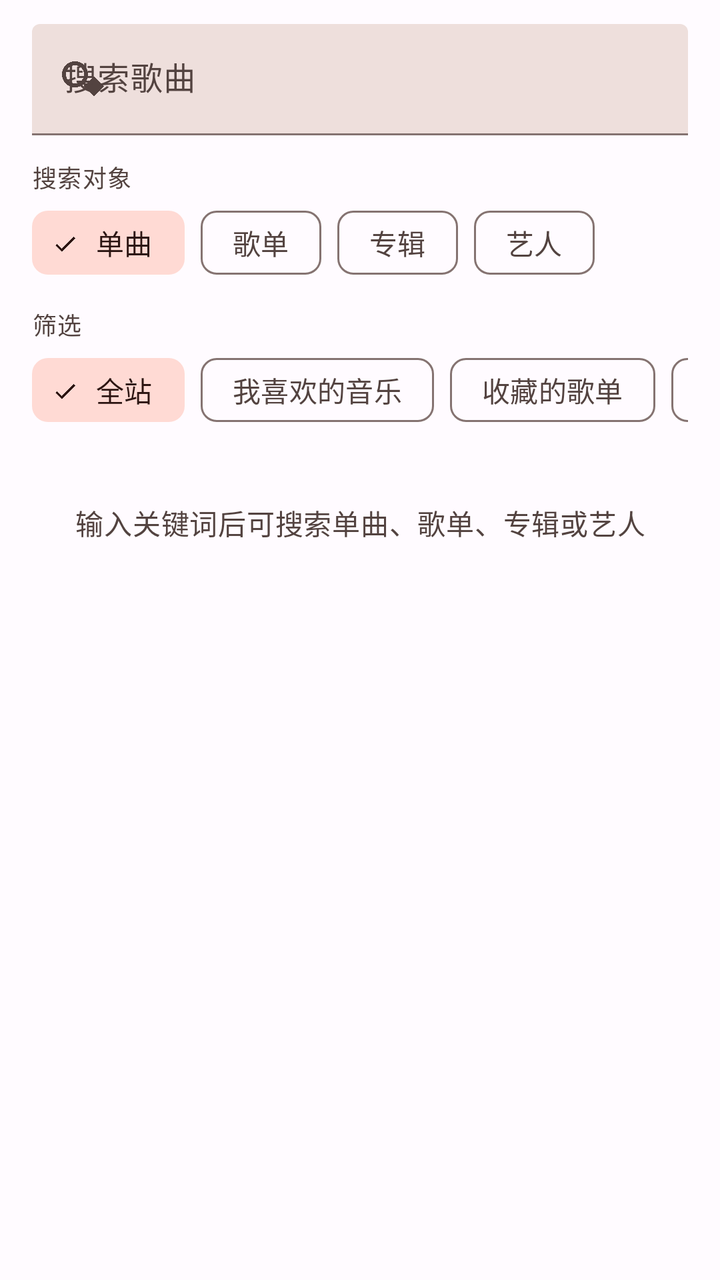
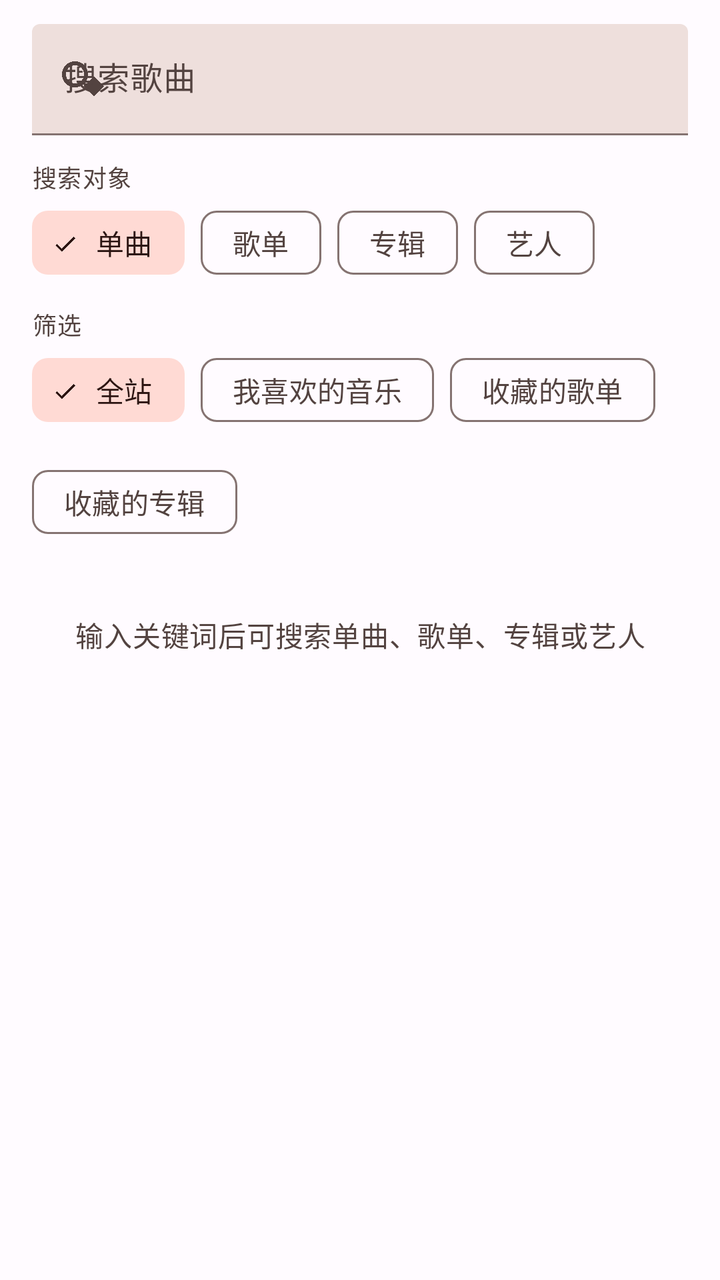

Compare the two renders of this Android layout. The source of the first and the diff that turns it into the second are given below.
<!-- AndroidManifest.xml: application theme Theme.LiteMusic -->
<!-- res/layout/fragment_search.xml -->
<?xml version="1.0" encoding="utf-8"?>
<LinearLayout xmlns:android="http://schemas.android.com/apk/res/android"
    xmlns:app="http://schemas.android.com/apk/res-auto"
    android:layout_width="match_parent"
    android:layout_height="match_parent"
    android:orientation="vertical"
    android:paddingStart="16dp"
    android:paddingTop="12dp"
    android:paddingEnd="16dp">

    <com.google.android.material.textfield.TextInputLayout
        android:id="@+id/search_layout"
        style="@style/Widget.Material3.TextInputLayout.FilledBox"
        android:layout_width="match_parent"
        android:layout_height="wrap_content"
        android:hint="@string/search_hint"
        app:startIconDrawable="@drawable/ic_search"
        app:startIconTint="?attr/colorOnSurfaceVariant">

        <com.google.android.material.textfield.TextInputEditText
            android:id="@+id/search_input"
            android:layout_width="match_parent"
            android:layout_height="wrap_content"
            android:imeOptions="actionSearch"
            android:inputType="text"
            android:maxLines="1"
            android:singleLine="true" />
    </com.google.android.material.textfield.TextInputLayout>

    <TextView
        android:id="@+id/label_search_object"
        android:layout_width="wrap_content"
        android:layout_height="wrap_content"
        android:layout_marginTop="12dp"
        android:text="@string/search_object"
        android:textAppearance="@style/TextAppearance.Material3.LabelMedium"
        android:textColor="?attr/colorOnSurfaceVariant" />

    
    <HorizontalScrollView
        android:id="@+id/type_scroll"
        android:layout_width="match_parent"
        android:layout_height="wrap_content"
        android:scrollbars="none">

        <com.google.android.material.chip.ChipGroup
            android:id="@+id/type_group"
            android:layout_width="wrap_content"
            android:layout_height="wrap_content"
            app:chipSpacingHorizontal="8dp"
            app:selectionRequired="true"
            app:singleLine="true"
            app:singleSelection="true">

            <com.google.android.material.chip.Chip
                android:id="@+id/chip_type_song"
                style="@style/Widget.Material3.Chip.Filter"
                android:layout_width="wrap_content"
                android:layout_height="wrap_content"
                android:checkable="true"
                android:checked="true"
                android:text="@string/type_song" />

            <com.google.android.material.chip.Chip
                android:id="@+id/chip_type_playlist"
                style="@style/Widget.Material3.Chip.Filter"
                android:layout_width="wrap_content"
                android:layout_height="wrap_content"
                android:checkable="true"
                android:text="@string/type_playlist" />

            <com.google.android.material.chip.Chip
                android:id="@+id/chip_type_album"
                style="@style/Widget.Material3.Chip.Filter"
                android:layout_width="wrap_content"
                android:layout_height="wrap_content"
                android:checkable="true"
                android:text="@string/type_album" />

            <com.google.android.material.chip.Chip
                android:id="@+id/chip_type_artist"
                style="@style/Widget.Material3.Chip.Filter"
                android:layout_width="wrap_content"
                android:layout_height="wrap_content"
                android:checkable="true"
                android:text="@string/type_artist" />
        </com.google.android.material.chip.ChipGroup>
    </HorizontalScrollView>

    <TextView
        android:id="@+id/label_search_filter"
        android:layout_width="wrap_content"
        android:layout_height="wrap_content"
        android:layout_marginTop="8dp"
        android:text="@string/search_filter"
        android:textAppearance="@style/TextAppearance.Material3.LabelMedium"
        android:textColor="?attr/colorOnSurfaceVariant" />

    
    <HorizontalScrollView
        android:id="@+id/scope_scroll"
        android:layout_width="match_parent"
        android:layout_height="wrap_content"
        android:scrollbars="none">

        <com.google.android.material.chip.ChipGroup
            android:id="@+id/scope_group"
            android:layout_width="wrap_content"
            android:layout_height="wrap_content"
            app:chipSpacingHorizontal="8dp"
            app:selectionRequired="true"
            app:singleLine="true"
            app:singleSelection="true">

            <com.google.android.material.chip.Chip
                android:id="@+id/chip_scope_all"
                style="@style/Widget.Material3.Chip.Filter"
                android:layout_width="wrap_content"
                android:layout_height="wrap_content"
                android:checkable="true"
                android:checked="true"
                android:text="@string/scope_all" />

            <com.google.android.material.chip.Chip
                android:id="@+id/chip_scope_liked"
                style="@style/Widget.Material3.Chip.Filter"
                android:layout_width="wrap_content"
                android:layout_height="wrap_content"
                android:checkable="true"
                android:text="@string/my_favorites" />

            <com.google.android.material.chip.Chip
                android:id="@+id/chip_scope_playlists"
                style="@style/Widget.Material3.Chip.Filter"
                android:layout_width="wrap_content"
                android:layout_height="wrap_content"
                android:checkable="true"
                android:text="@string/scope_my_playlists" />

            <com.google.android.material.chip.Chip
                android:id="@+id/chip_scope_albums"
                style="@style/Widget.Material3.Chip.Filter"
                android:layout_width="wrap_content"
                android:layout_height="wrap_content"
                android:checkable="true"
                android:text="@string/scope_my_albums" />
        </com.google.android.material.chip.ChipGroup>
    </HorizontalScrollView>

    <TextView
        android:id="@+id/empty_tip"
        android:layout_width="match_parent"
        android:layout_height="wrap_content"
        android:layout_marginTop="32dp"
        android:gravity="center"
        android:text="@string/search_home_tip"
        android:textAppearance="@style/TextAppearance.Material3.BodyMedium"
        android:textColor="?attr/colorOnSurfaceVariant" />

    <androidx.recyclerview.widget.RecyclerView
        android:id="@+id/recycler"
        android:layout_width="match_parent"
        android:layout_height="0dp"
        android:layout_marginTop="4dp"
        android:layout_weight="1"
        android:clipToPadding="false"
        android:paddingBottom="96dp" />
</LinearLayout>
<!-- resources referenced by this layout -->
<resources>
  <!-- drawable ic_search (drawable) -->
  <vector xmlns:android="http://schemas.android.com/apk/res/android"
      android:width="24dp" android:height="24dp"
      android:tint="?attr/colorOnSurfaceVariant"
      android:viewportWidth="24" android:viewportHeight="24">
      <path android:fillColor="@android:color/white" android:pathData="M15.5,14h-0.79l-0.28,-0.27C15.41,12.59 16,11.11 16,9.5 16,5.91 13.09,3 9.5,3S3,5.91 3,9.5 5.91,16 9.5,16c1.61,0 3.09,-0.59 4.23,-1.57l0.27,0.28v0.79l5,4.99 4.99,-5 -4.99,-5zM9.5,14C7.01,14 5,11.99 5,9.5S7.01,5 9.5,5 14,7.01 14,9.5 11.99,14 9.5,14z"/>
  </vector>
  <string name="my_favorites">我喜欢的音乐</string>
  <string name="scope_all">全站</string>
  <string name="scope_my_albums">收藏的专辑</string>
  <string name="scope_my_playlists">收藏的歌单</string>
  <string name="search_filter">筛选</string>
  <string name="search_hint">搜索歌曲</string>
  <string name="search_home_tip">输入关键词后可搜索单曲、歌单、专辑或艺人</string>
  <string name="search_object">搜索对象</string>
  <string name="type_album">专辑</string>
  <string name="type_artist">艺人</string>
  <string name="type_playlist">歌单</string>
  <string name="type_song">单曲</string>
  <style name="Theme.LiteMusic" parent="Theme.LiteMusic.Base">
          <item name="android:statusBarColor">@color/md_primary</item>
          <item name="android:navigationBarColor">@color/sys_nav_gray</item>
      </style>
  <color name="md_primary">#B3261E</color>
  <color name="sys_nav_gray">#616161</color>
  <color name="md_on_primary">#FFFFFF</color>
  <color name="md_primary_container">#FFDAD4</color>
  <color name="md_on_primary_container">#410002</color>
  <color name="md_secondary">#775651</color>
  <color name="md_on_secondary">#FFFFFF</color>
  <color name="md_secondary_container">#FFDAD4</color>
  <color name="md_on_secondary_container">#2C1512</color>
  <color name="md_tertiary">#705C2E</color>
  <color name="md_on_tertiary">#FFFFFF</color>
  <color name="md_tertiary_container">#FBDFA6</color>
  <color name="md_on_tertiary_container">#251A00</color>
  <color name="md_error">#BA1A1A</color>
  <color name="md_on_error">#FFFFFF</color>
  <color name="md_error_container">#FFDAD6</color>
  <color name="md_on_error_container">#410002</color>
  <color name="md_surface">#FFFBFF</color>
  <color name="md_on_surface">#201A19</color>
  <color name="md_surface_variant">#F5DDDA</color>
  <color name="md_on_surface_variant">#534340</color>
  <color name="md_surface_container_lowest">#FFFFFF</color>
  <color name="md_surface_container_low">#FFF8F7</color>
  <color name="md_surface_container">#FAF0EE</color>
  <color name="md_surface_container_high">#F4E5E2</color>
  <color name="md_surface_container_highest">#EEDFDC</color>
  <color name="md_outline">#857371</color>
  <color name="md_outline_variant">#D8C2BE</color>
  <color name="md_inverse_surface">#362F2E</color>
  <color name="md_inverse_on_surface">#FBEEEC</color>
  <color name="md_inverse_primary">#FFB4A8</color>
  <style name="Animation.LiteMusic.Activity" parent="@android:style/Animation.Activity">
          <item name="android:activityOpenEnterAnimation">@anim/m3_fade_through_in</item>
          <item name="android:activityOpenExitAnimation">@anim/m3_fade_through_out</item>
          <item name="android:activityCloseEnterAnimation">@anim/m3_fade_through_in</item>
          <item name="android:activityCloseExitAnimation">@anim/m3_fade_through_out</item>
      </style>
  <!-- unchanged entries left out for length: 1 -->
</resources>

<!-- the commit's change to res/layout/fragment_search.xml (unified diff, before → after) -->
@@ -37,55 +37,49 @@
         android:textColor="?attr/colorOnSurfaceVariant" />
 
     
-    <HorizontalScrollView
-        android:id="@+id/type_scroll"
+    <com.google.android.material.chip.ChipGroup
+        android:id="@+id/type_group"
         android:layout_width="match_parent"
         android:layout_height="wrap_content"
-        android:scrollbars="none">
+        app:chipSpacingHorizontal="8dp"
+        app:chipSpacingVertical="8dp"
+        app:selectionRequired="true"
+        app:singleLine="false"
+        app:singleSelection="true">
 
-        <com.google.android.material.chip.ChipGroup
-            android:id="@+id/type_group"
+        <com.google.android.material.chip.Chip
+            android:id="@+id/chip_type_song"
+            style="@style/Widget.Material3.Chip.Filter"
             android:layout_width="wrap_content"
             android:layout_height="wrap_content"
-            app:chipSpacingHorizontal="8dp"
-            app:selectionRequired="true"
-            app:singleLine="true"
-            app:singleSelection="true">
+            android:checkable="true"
+            android:checked="true"
+            android:text="@string/type_song" />
 
-            <com.google.android.material.chip.Chip
-                android:id="@+id/chip_type_song"
-                style="@style/Widget.Material3.Chip.Filter"
-                android:layout_width="wrap_content"
-                android:layout_height="wrap_content"
-                android:checkable="true"
-                android:checked="true"
-                android:text="@string/type_song" />
+        <com.google.android.material.chip.Chip
+            android:id="@+id/chip_type_playlist"
+            style="@style/Widget.Material3.Chip.Filter"
+            android:layout_width="wrap_content"
+            android:layout_height="wrap_content"
+            android:checkable="true"
+            android:text="@string/type_playlist" />
 
-            <com.google.android.material.chip.Chip
-                android:id="@+id/chip_type_playlist"
-                style="@style/Widget.Material3.Chip.Filter"
-                android:layout_width="wrap_content"
-                android:layout_height="wrap_content"
-                android:checkable="true"
-                android:text="@string/type_playlist" />
+        <com.google.android.material.chip.Chip
+            android:id="@+id/chip_type_album"
+            style="@style/Widget.Material3.Chip.Filter"
+            android:layout_width="wrap_content"
+            android:layout_height="wrap_content"
+            android:checkable="true"
+            android:text="@string/type_album" />
 
-            <com.google.android.material.chip.Chip
-                android:id="@+id/chip_type_album"
-                style="@style/Widget.Material3.Chip.Filter"
-                android:layout_width="wrap_content"
-                android:layout_height="wrap_content"
-                android:checkable="true"
-                android:text="@string/type_album" />
-
-            <com.google.android.material.chip.Chip
-                android:id="@+id/chip_type_artist"
-                style="@style/Widget.Material3.Chip.Filter"
-                android:layout_width="wrap_content"
-                android:layout_height="wrap_content"
-                android:checkable="true"
-                android:text="@string/type_artist" />
-        </com.google.android.material.chip.ChipGroup>
-    </HorizontalScrollView>
+        <com.google.android.material.chip.Chip
+            android:id="@+id/chip_type_artist"
+            style="@style/Widget.Material3.Chip.Filter"
+            android:layout_width="wrap_content"
+            android:layout_height="wrap_content"
+            android:checkable="true"
+            android:text="@string/type_artist" />
+    </com.google.android.material.chip.ChipGroup>
 
     <TextView
         android:id="@+id/label_search_filter"
@@ -97,55 +91,49 @@
         android:textColor="?attr/colorOnSurfaceVariant" />
 
     
-    <HorizontalScrollView
-        android:id="@+id/scope_scroll"
+    <com.google.android.material.chip.ChipGroup
+        android:id="@+id/scope_group"
         android:layout_width="match_parent"
         android:layout_height="wrap_content"
-        android:scrollbars="none">
+        app:chipSpacingHorizontal="8dp"
+        app:chipSpacingVertical="8dp"
+        app:selectionRequired="true"
+        app:singleLine="false"
+        app:singleSelection="true">
 
-        <com.google.android.material.chip.ChipGroup
-            android:id="@+id/scope_group"
+        <com.google.android.material.chip.Chip
+            android:id="@+id/chip_scope_all"
+            style="@style/Widget.Material3.Chip.Filter"
             android:layout_width="wrap_content"
             android:layout_height="wrap_content"
-            app:chipSpacingHorizontal="8dp"
-            app:selectionRequired="true"
-            app:singleLine="true"
-            app:singleSelection="true">
+            android:checkable="true"
+            android:checked="true"
+            android:text="@string/scope_all" />
 
-            <com.google.android.material.chip.Chip
-                android:id="@+id/chip_scope_all"
-                style="@style/Widget.Material3.Chip.Filter"
-                android:layout_width="wrap_content"
-                android:layout_height="wrap_content"
-                android:checkable="true"
-                android:checked="true"
-                android:text="@string/scope_all" />
+        <com.google.android.material.chip.Chip
+            android:id="@+id/chip_scope_liked"
+            style="@style/Widget.Material3.Chip.Filter"
+            android:layout_width="wrap_content"
+            android:layout_height="wrap_content"
+            android:checkable="true"
+            android:text="@string/my_favorites" />
 
-            <com.google.android.material.chip.Chip
-                android:id="@+id/chip_scope_liked"
-                style="@style/Widget.Material3.Chip.Filter"
-                android:layout_width="wrap_content"
-                android:layout_height="wrap_content"
-                android:checkable="true"
-                android:text="@string/my_favorites" />
+        <com.google.android.material.chip.Chip
+            android:id="@+id/chip_scope_playlists"
+            style="@style/Widget.Material3.Chip.Filter"
+            android:layout_width="wrap_content"
+            android:layout_height="wrap_content"
+            android:checkable="true"
+            android:text="@string/scope_my_playlists" />
 
-            <com.google.android.material.chip.Chip
-                android:id="@+id/chip_scope_playlists"
-                style="@style/Widget.Material3.Chip.Filter"
-                android:layout_width="wrap_content"
-                android:layout_height="wrap_content"
-                android:checkable="true"
-                android:text="@string/scope_my_playlists" />
-
-            <com.google.android.material.chip.Chip
-                android:id="@+id/chip_scope_albums"
-                style="@style/Widget.Material3.Chip.Filter"
-                android:layout_width="wrap_content"
-                android:layout_height="wrap_content"
-                android:checkable="true"
-                android:text="@string/scope_my_albums" />
-        </com.google.android.material.chip.ChipGroup>
-    </HorizontalScrollView>
+        <com.google.android.material.chip.Chip
+            android:id="@+id/chip_scope_albums"
+            style="@style/Widget.Material3.Chip.Filter"
+            android:layout_width="wrap_content"
+            android:layout_height="wrap_content"
+            android:checkable="true"
+            android:text="@string/scope_my_albums" />
+    </com.google.android.material.chip.ChipGroup>
 
     <TextView
         android:id="@+id/empty_tip"
